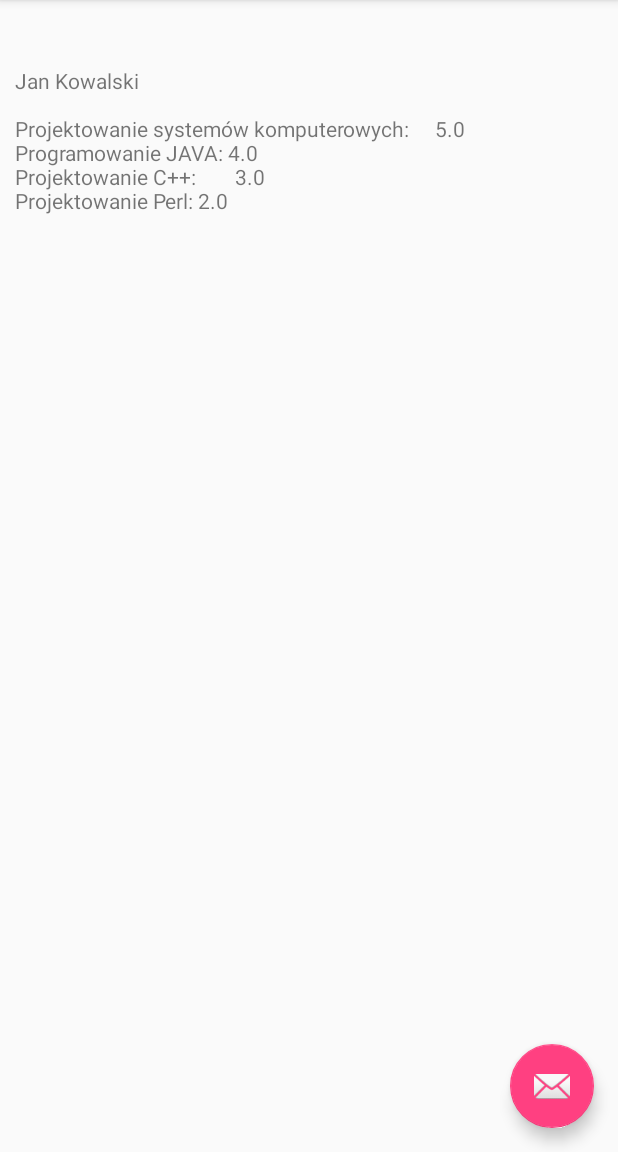
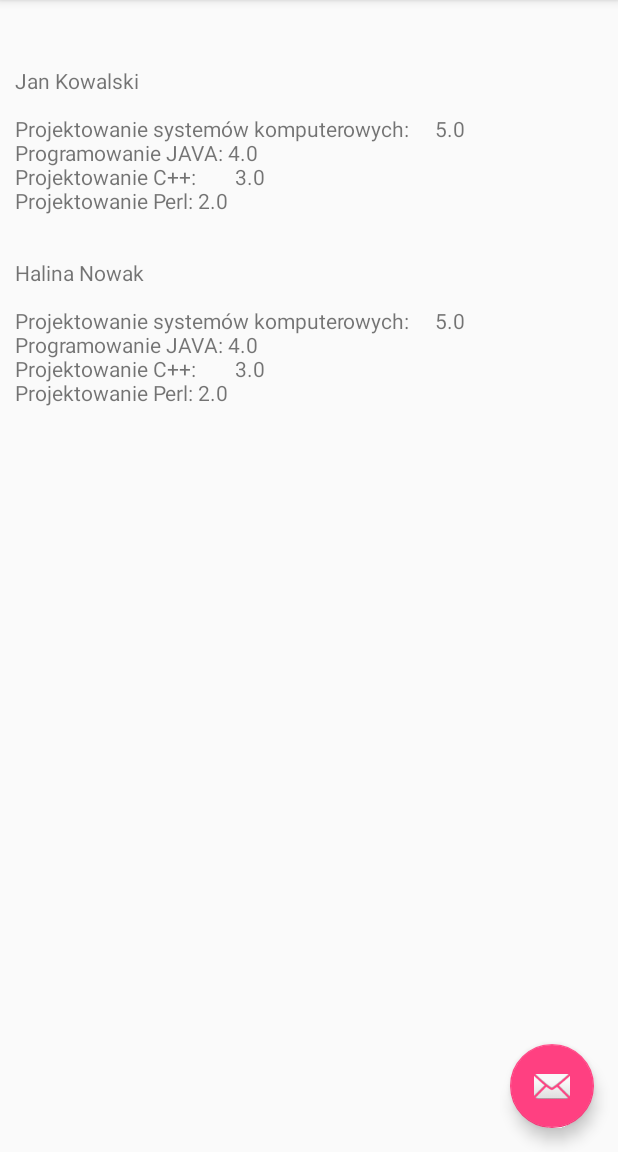
Before and after one commit to jtudruj/przetwarzanie_mobilne, an Android app: the screen it shows after launch (MainActivity), on a phone screen of 412 x 824 dp, the part 84-1236 px from its top. Run offline under Robolectric (Android 15) with nearby library versions, the phone set to English and light mode, and no system bars.

```diff
--- a/firstApp/app/src/main/java/eu/jakubtudruj/firstapp/MainActivity.java
+++ b/firstApp/app/src/main/java/eu/jakubtudruj/firstapp/MainActivity.java
@@ -14,7 +14,6 @@ import eu.jakubtudruj.firstapp.Entities.Student;
 
 public class MainActivity extends AppCompatActivity {
 
-    private Student student;
     private TextView studentDetailTextView;
 
     @Override
@@ -33,9 +32,16 @@ public class MainActivity extends AppCompatActivity {
             }
         });
 
-        this.setupStudent();
-        this.setupStudentMarks();
-        this.printAllStudentsInformations();
+        this.setupLayoutElements();
+
+        Student student1 = new Student("Jan", "Kowalski", 25, "ABC123456");
+        Student student2 = new Student("Halina", "Nowak", 20, "ABC98765");
+
+        this.setupStudentMarks(student1);
+        this.printAllStudentsInformations(student1);
+
+        this.setupStudentMarks(student2);
+        this.printAllStudentsInformations(student2);
     }
 
     @Override
@@ -60,20 +66,20 @@ public class MainActivity extends AppCompatActivity {
         return super.onOptionsItemSelected(item);
     }
 
-    private void setupStudent() {
-        this.student = new Student("Jan", "Kowalski", 25, "ABC123456");
-        this.studentDetailTextView= (TextView)findViewById(R.id.studentDesc);
-        this.studentDetailTextView.setText(this.student.whatIsYourName() + "\n\n");
+    private void setupStudentMarks(Student student) {
+        student.addMark("Projektowanie systemów komputerowych", 5);
+        student.addMark("Programowanie JAVA", 4);
+        student.addMark("Projektowanie C++", 3);
+        student.addMark("Projektowanie Perl", 2);
     }
 
-    private void setupStudentMarks() {
-        this.student.addMark("Projektowanie systemów komputerowych", 5);
-        this.student.addMark("Programowanie JAVA", 4);
-        this.student.addMark("Projektowanie C++", 3);
-        this.student.addMark("Projektowanie Perl", 2);
+    private void printAllStudentsInformations(Student student) {
+        this.studentDetailTextView.append(student.whatIsYourName() + "\n\n");
+        this.studentDetailTextView.append(student.printMarks() + "\n\n");
     }
 
-    private void printAllStudentsInformations() {
-        this.studentDetailTextView.append(this.student.printMarks());
+    private void setupLayoutElements() {
+        this.studentDetailTextView= (TextView)findViewById(R.id.studentDesc);
+        this.studentDetailTextView.setText("");
     }
 }
```
